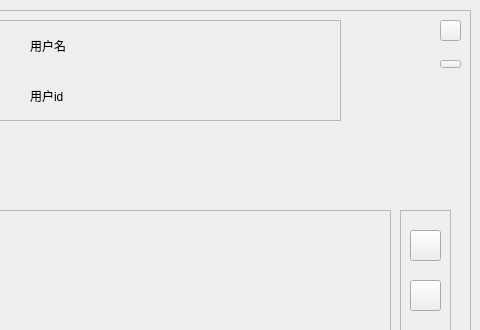
Above: teacher_main.ui from duoaidaoc/word-memorize-software before the change; both pictures show x 260 to 740 and y 0 to 330 of the 740 by 531 pixel window. Below: the same form after it.
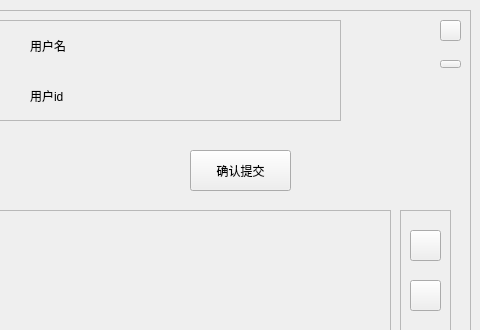
That is the form after the change. The open tabs and pages were chosen to show the change.

Diff of the .ui file:
```diff
--- a/teacher_main.ui
+++ b/teacher_main.ui
@@ -699,6 +699,19 @@
        </property>
       </widget>
      </widget>
+     <widget class="QPushButton" name="btn_commit">
+      <property name="geometry">
+       <rect>
+        <x>280</x>
+        <y>10</y>
+        <width>101</width>
+        <height>41</height>
+       </rect>
+      </property>
+      <property name="text">
+       <string>确认提交</string>
+      </property>
+     </widget>
      <zorder>btn_frame_5</zorder>
      <zorder>scrollArea</zorder>
      <zorder>label_create_task</zorder>
```
Left out of the diff: 9 changed lines with no effect on the pictures.
